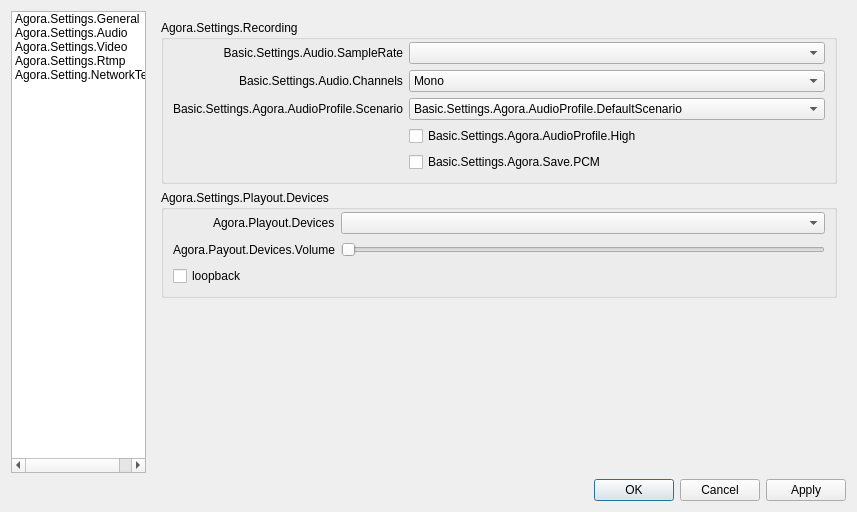
Old version of the form src/forms/AgoraSettings.ui in the repository AgoraIO/OBS.
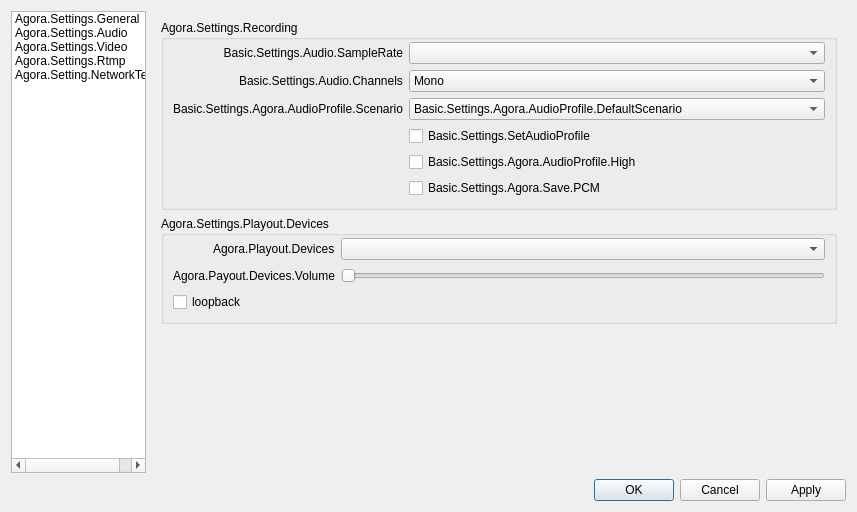
New version of the form. The open tabs and pages were chosen to show the change.

Commit message: dual stream bug, check setAudioProfile and add user manual

The edit to the form file:
```diff
--- a/src/forms/AgoraSettings.ui
+++ b/src/forms/AgoraSettings.ui
@@ -1136,8 +1136,8 @@
              <rect>
               <x>0</x>
               <y>0</y>
-              <width>943</width>
-              <height>313</height>
+              <width>696</width>
+              <height>420</height>
              </rect>
             </property>
             <layout class="QVBoxLayout" name="verticalLayout_50">
@@ -1269,20 +1269,27 @@
                      </item>
                     </widget>
                    </item>
-                   <item row="3" column="1">
+                   <item row="4" column="1">
                     <widget class="QCheckBox" name="chkAudioHighQuality">
                      <property name="text">
                       <string>Basic.Settings.Agora.AudioProfile.High</string>
                      </property>
                     </widget>
                    </item>
-                   <item row="4" column="1">
+                   <item row="5" column="1">
                     <widget class="QCheckBox" name="chkSavePCM">
                      <property name="text">
                       <string>Basic.Settings.Agora.Save.PCM</string>
                      </property>
                     </widget>
                    </item>
+                   <item row="3" column="1">
+                    <widget class="QCheckBox" name="chkSetAudioProfile">
+                     <property name="text">
+                      <string>Basic.Settings.SetAudioProfile</string>
+                     </property>
+                    </widget>
+                   </item>
                   </layout>
                  </widget>
                 </item>
```
Left out of the diff: 10 changed lines with no effect on the pictures. The commit also changes 10 other files.
